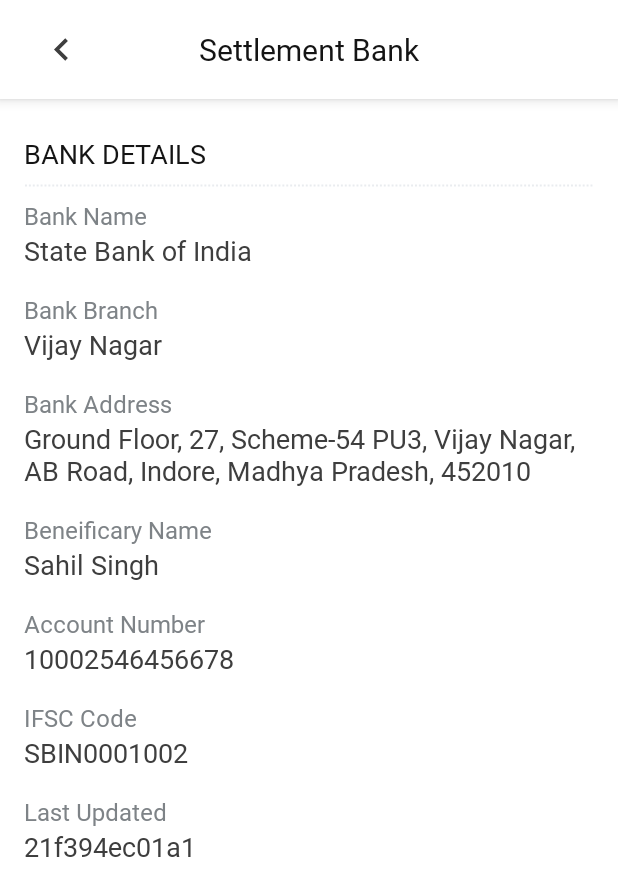
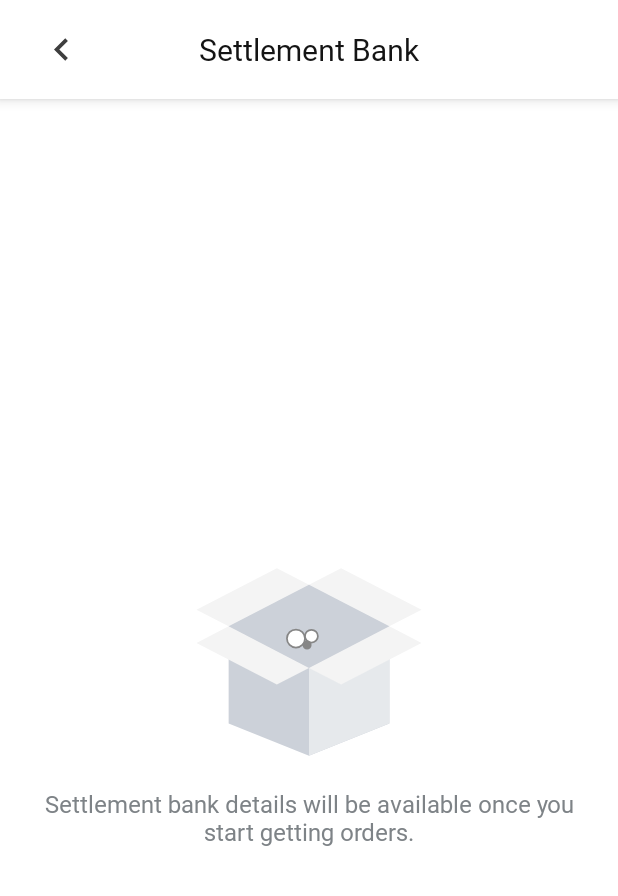
Before and after one commit to sahilsingh-dsc/FabloSellerv, an Android app: the BankActivity screen opened directly, with no data from a screen before it, on a phone screen of 412 x 824 dp. Shown: the top 896 px of the screen. Run offline under Robolectric (Android 15) with nearby library versions, the phone set to English and light mode, and no system bars.

Commit message:
auth fix, manage section changes

```diff
--- a/app/src/main/java/com/myfablo/seller/auth/OtpActivity.java
+++ b/app/src/main/java/com/myfablo/seller/auth/OtpActivity.java
@@ -67,7 +67,7 @@
                     if (response.body() != null) {
                         if (response.body().getSubCode() == Constant.SERVICE_RESPONSE_CODE_SUCCESS) {
                             AuthPref authPref = new AuthPref(context);
-                            authPref.setUser(response.body().getItems());
+                            authPref.setUser(response.body().getItems().getToken());
                             if (onboard) {
                                 gotoHomeScreen();
                             } else {
--- a/app/src/main/java/com/myfablo/seller/manage/ManageActivity.java
+++ b/app/src/main/java/com/myfablo/seller/manage/ManageActivity.java
@@ -20,6 +20,7 @@
 import com.myfablo.seller.manage.menu.MenuActivity;
 import com.myfablo.seller.manage.orders.NewOrderBottomSheet;
 import com.myfablo.seller.manage.outlet.OutletDetailsActivity;
+import com.myfablo.seller.manage.payout.PayoutActivity;
 import com.myfablo.seller.preference.AuthPref;
 import com.myfablo.seller.preference.OutletPref;
 import com.myfablo.seller.retrofit.RestClient;
@@ -63,6 +64,7 @@
         binding.lhMenu.setOnClickListener(this);
         binding.lhSellerKys.setOnClickListener(this);
         binding.lhDiscount.setOnClickListener(this);
+        binding.lhPayout.setOnClickListener(this);
         binding.switchOutletStatus.setOnCheckedChangeListener(this);
         getDefaultOutletData();
     }
@@ -125,6 +127,9 @@
         } else if (view == binding.lhDiscount) {
             Intent intent = new Intent(context, DiscountPromotionActivity.class);
             startActivity(intent);
+        } else if (view == binding.lhPayout) {
+            Intent intent = new Intent(context, PayoutActivity.class);
+            startActivity(intent);
         }
     }
 
--- /dev/null
+++ b/app/src/main/res/drawable/bg_splash.xml
@@ -0,0 +1,11 @@
+<?xml version="1.0" encoding="utf-8"?>
+<layer-list xmlns:android="http://schemas.android.com/apk/res/android"
+    android:opacity="opaque">
+
+    <item android:drawable="@color/white"/>
+
+    <item
+        android:drawable="@drawable/fablo_splash"
+        android:gravity="center"/>
+
+</layer-list>
--- /dev/null
+++ b/app/src/main/res/drawable/fablo_splash.xml
@@ -0,0 +1,182 @@
+<vector android:height="67dp" android:viewportHeight="100.5"
+    android:viewportWidth="300" android:width="200dp"
+    xmlns:aapt="http://schemas.android.com/aapt" xmlns:android="http://schemas.android.com/apk/res/android">
+    <group>
+        <clip-path android:pathData="M9,4.98L96,4.98L96,17L9,17ZM9,4.98"/>
+        <group>
+            <clip-path android:pathData="M95.13,12.77C94.32,15.18 92.04,16.66 89.63,16.66L15.49,16.66C11.46,16.66 8.65,12.63 9.99,8.88C10.79,6.59 12.94,4.98 15.49,4.98L89.77,4.98C93.65,4.98 96.47,9.01 95.13,12.77ZM95.13,12.77"/>
+            <path android:fillType="nonZero" android:pathData="M8.65,4.98L8.65,16.66L96.47,16.66L96.47,4.98ZM8.65,4.98">
+                <aapt:attr name="android:fillColor">
+                    <gradient android:endX="96.43" android:endY="16.96"
+                        android:startX="8.69" android:startY="4.7" android:type="linear">
+                        <item android:color="#FF0BAB64" android:offset="0"/>
+                        <item android:color="#FF0CAB65" android:offset="0.02"/>
+                        <item android:color="#FF0CAB65" android:offset="0.06"/>
+                        <item android:color="#FF0DAC65" android:offset="0.13"/>
+                        <item android:color="#FF0DAC66" android:offset="0.19"/>
+                        <item android:color="#FF0EAC67" android:offset="0.25"/>
+                        <item android:color="#FF0FAC67" android:offset="0.31"/>
+                        <item android:color="#FF0FAC68" android:offset="0.38"/>
+                        <item android:color="#FF10AC69" android:offset="0.44"/>
+                        <item android:color="#FF11AD69" android:offset="0.5"/>
+                        <item android:color="#FF12AD6A" android:offset="0.56"/>
+                        <item android:color="#FF12AD6B" android:offset="0.63"/>
+                        <item android:color="#FF13AD6B" android:offset="0.69"/>
+                        <item android:color="#FF14AD6C" android:offset="0.75"/>
+                        <item android:color="#FF15AD6D" android:offset="0.81"/>
+                        <item android:color="#FF15AE6D" android:offset="0.88"/>
+                        <item android:color="#FF16AE6E" android:offset="0.94"/>
+                        <item android:color="#FF17AE6F" android:offset="0.98"/>
+                        <item android:color="#FF17AE6F" android:offset="1"/>
+                    </gradient>
+                </aapt:attr>
+            </path>
+        </group>
+    </group>
+    <group>
+        <clip-path android:pathData="M26,28L88,28L88,75.16L26,75.16ZM26,28"/>
+        <group>
+            <clip-path android:pathData="M87.08,36.11C86.28,38.53 84,40 81.59,40L52.76,40C50.21,40 48.07,41.61 47.26,43.89L40.56,63.35L37.88,71.13C37.07,73.54 34.79,75.02 32.38,75.02C28.36,75.02 25.54,71 26.88,67.24L28.22,63.35L36.4,40L39.09,32.22C39.89,29.94 42.17,28.33 44.58,28.33L81.72,28.33C85.61,28.33 88.42,32.36 87.08,36.11ZM87.08,36.11"/>
+            <path android:fillType="nonZero" android:pathData="M25.54,28.33L25.54,75.02L88.42,75.02L88.42,28.33ZM25.54,28.33">
+                <aapt:attr name="android:fillColor">
+                    <gradient android:endX="91.01" android:endY="56.52"
+                        android:startX="22.94" android:startY="47.01" android:type="linear">
+                        <item android:color="#FF0EAC67" android:offset="0"/>
+                        <item android:color="#FF0EAC67" android:offset="0.06"/>
+                        <item android:color="#FF0FAC68" android:offset="0.09"/>
+                        <item android:color="#FF0FAC68" android:offset="0.13"/>
+                        <item android:color="#FF0FAC68" android:offset="0.19"/>
+                        <item android:color="#FF10AC69" android:offset="0.25"/>
+                        <item android:color="#FF11AD69" android:offset="0.31"/>
+                        <item android:color="#FF11AD6A" android:offset="0.38"/>
+                        <item android:color="#FF12AD6A" android:offset="0.44"/>
+                        <item android:color="#FF12AD6B" android:offset="0.5"/>
+                        <item android:color="#FF13AD6B" android:offset="0.56"/>
+                        <item android:color="#FF13AD6C" android:offset="0.63"/>
+                        <item android:color="#FF14AD6C" android:offset="0.69"/>
+                        <item android:color="#FF15AD6D" android:offset="0.75"/>
+                        <item android:color="#FF15AE6D" android:offset="0.81"/>
+                        <item android:color="#FF16AE6E" android:offset="0.88"/>
+                        <item android:color="#FF16AE6E" android:offset="0.91"/>
+                        <item android:color="#FF17AE6E" android:offset="0.94"/>
+                        <item android:color="#FF17AE6F" android:offset="1"/>
+                    </gradient>
+                </aapt:attr>
+            </path>
+        </group>
+    </group>
+    <group>
+        <clip-path android:pathData="M211,4.98L244,4.98L244,75.16L211,75.16ZM211,4.98"/>
+        <group>
+            <clip-path android:pathData="M238.05,4.98C242.07,4.98 244.89,9.01 243.55,12.77L242.21,16.66L238.18,28.33L225.98,63.35L223.3,71.13C222.5,73.41 220.22,75.02 217.8,75.02C213.78,75.02 210.97,71 212.31,67.24L213.65,63.35L221.83,40L225.85,28.33L229.87,16.66L232.55,8.88C233.36,6.59 235.5,4.98 238.05,4.98ZM238.05,4.98"/>
+            <path android:fillType="nonZero" android:pathData="M210.97,4.98L210.97,75.02L244.89,75.02L244.89,4.98ZM210.97,4.98">
+                <aapt:attr name="android:fillColor">
+                    <gradient android:endX="249.35" android:endY="43.06"
+                        android:startX="206.49" android:startY="37.07" android:type="linear">
+                        <item android:color="#FF26B27C" android:offset="0"/>
+                        <item android:color="#FF26B27C" android:offset="0.13"/>
+                        <item android:color="#FF27B27D" android:offset="0.22"/>
+                        <item android:color="#FF27B27D" android:offset="0.25"/>
+                        <item android:color="#FF27B27E" android:offset="0.38"/>
+                        <item android:color="#FF28B27E" android:offset="0.5"/>
+                        <item android:color="#FF29B37F" android:offset="0.63"/>
+                        <item android:color="#FF2AB37F" android:offset="0.75"/>
+                        <item android:color="#FF2AB380" android:offset="0.78"/>
+                        <item android:color="#FF2BB380" android:offset="0.88"/>
+                        <item android:color="#FF2BB381" android:offset="1"/>
+                    </gradient>
+                </aapt:attr>
+            </path>
+        </group>
+    </group>
+    <group>
+        <clip-path android:pathData="M95,28L150,28L150,75L95,75ZM95,28"/>
+        <group>
+            <clip-path android:pathData="M143.39,28.33C140.85,28.33 138.7,29.94 137.9,32.22L136.42,36.38C132.13,31.41 125.83,28.2 118.72,28.2C105.85,28.2 95.39,38.66 95.39,51.54C95.39,64.42 105.85,74.89 118.72,74.89C121.68,74.89 124.49,74.35 127.17,73.28C128.24,74.21 129.59,74.89 131.19,74.89C133.74,74.89 135.89,73.28 136.69,71L139.37,63.21L143.39,51.54L147.42,39.87L148.76,35.98C150.23,32.36 147.42,28.33 143.39,28.33ZM118.72,63.48C112.29,63.48 107.06,58.25 107.06,51.81C107.06,45.37 112.29,40.14 118.72,40.14C125.16,40.14 130.39,45.37 130.39,51.81C130.39,58.25 125.16,63.48 118.72,63.48ZM118.72,63.48"/>
+            <path android:fillType="nonZero" android:pathData="M95.39,28.2L95.39,74.89L150.23,74.89L150.23,28.2ZM95.39,28.2">
+                <aapt:attr name="android:fillColor">
+                    <gradient android:endX="153.02" android:endY="54.91"
+                        android:startX="92.84" android:startY="46.49" android:type="linear">
+                        <item android:color="#FF17AE6F" android:offset="0"/>
+                        <item android:color="#FF18AE6F" android:offset="0.11"/>
+                        <item android:color="#FF18AE70" android:offset="0.13"/>
+                        <item android:color="#FF19AE70" android:offset="0.25"/>
+                        <item android:color="#FF19AF71" android:offset="0.38"/>
+                        <item android:color="#FF1AAF72" android:offset="0.5"/>
+                        <item android:color="#FF1BAF73" android:offset="0.63"/>
+                        <item android:color="#FF1CAF73" android:offset="0.75"/>
+                        <item android:color="#FF1DB074" android:offset="0.88"/>
+                        <item android:color="#FF1EB075" android:offset="0.89"/>
+                        <item android:color="#FF1EB075" android:offset="1"/>
+                    </gradient>
+                </aapt:attr>
+            </path>
+        </group>
+    </group>
+    <group>
+        <clip-path android:pathData="M150,5L204,5L204,75.16L150,75.16ZM150,5"/>
+        <group>
+            <clip-path android:pathData="M180.53,28.46C179.06,28.46 177.58,28.6 176.11,28.86L176.24,28.46L180.27,16.79L181.61,12.9C182.95,9.14 180.13,5.12 176.11,5.12C173.56,5.12 171.41,6.73 170.61,9.01L163.91,28.46L159.89,40.14L151.71,63.48L150.37,67.37C149.02,71.13 151.84,75.16 155.86,75.16C158.41,75.16 160.55,73.54 161.36,71.26L162.84,67.11C167.13,72.07 173.43,75.29 180.53,75.29C193.4,75.29 203.86,64.82 203.86,51.94C204,38.93 193.54,28.46 180.53,28.46ZM180.53,63.48C174.1,63.48 168.87,58.25 168.87,51.81C168.87,45.37 174.1,40.14 180.53,40.14C186.97,40.14 192.2,45.37 192.2,51.81C192.2,58.25 186.97,63.48 180.53,63.48ZM180.53,63.48"/>
+            <path android:fillType="nonZero" android:pathData="M149.02,5.12L149.02,75.16L204,75.16L204,5.12ZM149.02,5.12">
+                <aapt:attr name="android:fillColor">
+                    <gradient android:endX="208.07" android:endY="45.93"
+                        android:startX="144.57" android:startY="37.05" android:type="linear">
+                        <item android:color="#FF1EB075" android:offset="0"/>
+                        <item android:color="#FF1FB076" android:offset="0.13"/>
+                        <item android:color="#FF20B077" android:offset="0.15"/>
+                        <item android:color="#FF20B077" android:offset="0.25"/>
+                        <item android:color="#FF21B178" android:offset="0.38"/>
+                        <item android:color="#FF22B178" android:offset="0.5"/>
+                        <item android:color="#FF23B179" android:offset="0.63"/>
+                        <item android:color="#FF24B17A" android:offset="0.75"/>
+                        <item android:color="#FF25B17B" android:offset="0.85"/>
+                        <item android:color="#FF25B27B" android:offset="0.88"/>
+                        <item android:color="#FF25B27C" android:offset="1"/>
+                    </gradient>
+                </aapt:attr>
+            </path>
+        </group>
+    </group>
+    <group>
+        <clip-path android:pathData="M243,28L291,28L291,75.16L243,75.16ZM243,28"/>
+        <group>
+            <clip-path android:pathData="M267.14,28.33C254.27,28.33 243.82,38.79 243.82,51.68C243.82,64.55 254.27,75.02 267.14,75.02C280.02,75.02 290.47,64.55 290.47,51.68C290.47,38.79 280.02,28.33 267.14,28.33ZM267.14,63.48C260.71,63.48 255.48,58.25 255.48,51.81C255.48,45.37 260.71,40.14 267.14,40.14C273.58,40.14 278.81,45.37 278.81,51.81C278.81,58.25 273.58,63.48 267.14,63.48ZM267.14,63.48"/>
+            <path android:fillType="nonZero" android:pathData="M243.82,28.33L243.82,75.02L290.47,75.02L290.47,28.33ZM243.82,28.33">
+                <aapt:attr name="android:fillColor">
+                    <gradient android:endX="293.21" android:endY="55.4"
+                        android:startX="241.05" android:startY="48.11" android:type="linear">
+                        <item android:color="#FF2AB380" android:offset="0"/>
+                        <item android:color="#FF2BB381" android:offset="0.12"/>
+                        <item android:color="#FF2BB381" android:offset="0.13"/>
+                        <item android:color="#FF2CB381" android:offset="0.25"/>
+                        <item android:color="#FF2CB382" android:offset="0.38"/>
+                        <item android:color="#FF2DB483" android:offset="0.5"/>
+                        <item android:color="#FF2EB484" android:offset="0.63"/>
+                        <item android:color="#FF2FB484" android:offset="0.75"/>
+                        <item android:color="#FF30B485" android:offset="0.88"/>
+                        <item android:color="#FF31B586" android:offset="0.88"/>
+                        <item android:color="#FF31B586" android:offset="1"/>
+                    </gradient>
+                </aapt:attr>
+            </path>
+        </group>
+    </group>
+    <path android:fillColor="#000000" android:pathData="M103.36,94.74L103.77,94.74L105.9,89.51L108.04,94.69L108.46,94.69L113.23,82.82L110.6,82.82L108.25,88.78L105.96,82.93L105.84,82.93L103.56,88.78L101.21,82.82L98.58,82.82ZM103.36,94.74"/>
+    <path android:fillColor="#000000" android:pathData="M120.69,94.49L120.69,92.16L116.98,92.16L116.98,89.82L120.05,89.82L120.05,87.49L116.98,87.49L116.98,85.15L120.49,85.15L120.49,82.82L114.65,82.82L114.65,94.49ZM120.69,94.49"/>
+    <path android:fillColor="#000000" android:pathData="M131,82.82L127.51,82.82L127.51,94.49L131,94.49C138.77,94.49 138.77,82.82 131,82.82ZM131,85.15C135.53,85.15 135.53,92.16 131,92.16L129.85,92.16L129.85,85.15ZM131,85.15"/>
+    <path android:fillColor="#000000" android:pathData="M144.63,94.66C152.66,94.66 152.66,82.62 144.63,82.62C136.6,82.62 136.6,94.66 144.63,94.66ZM144.63,92.24C139.96,92.24 139.96,85.02 144.63,85.02C149.3,85.02 149.3,92.24 144.63,92.24ZM144.63,92.24"/>
+    <path android:fillColor="#000000" android:pathData="M161.06,94.74L161.47,94.74L163.59,89.51L165.73,94.69L166.15,94.69L170.92,82.82L168.29,82.82L165.94,88.78L163.66,82.93L163.54,82.93L161.25,88.78L158.9,82.82L156.27,82.82ZM161.06,94.74"/>
+    <path android:fillColor="#000000" android:pathData="M180.51,94.49L180.51,82.82L178.17,82.82L178.17,87.49L174.68,87.49L174.68,82.82L172.34,82.82L172.34,94.49L174.68,94.49L174.68,89.82L178.17,89.82L178.17,94.49ZM180.51,94.49"/>
+    <path android:fillColor="#000000" android:pathData="M182.09,94.49L184.74,94.49L185.19,93.23L189.07,93.23L189.54,94.49L192.17,94.49L187.25,82.39L187.01,82.39ZM186.05,91.05L187.14,88.01L188.2,91.05ZM186.05,91.05"/>
+    <path android:fillColor="#000000" android:pathData="M198.07,94.49L198.07,85.15L200.97,85.15L200.97,82.83L192.82,82.83L192.82,85.15L195.73,85.15L195.73,94.49ZM198.07,94.49"/>
+    <path android:fillColor="#000000" android:pathData="M202.01,82.83L202.01,86.42L203.89,86.42L204.14,82.83ZM202.01,82.83"/>
+    <path android:fillColor="#000000" android:pathData="M205.46,93.74C207.05,94.56 208.5,94.64 209.15,94.59C211.34,94.48 212.68,92.99 212.68,91.05C212.68,89.18 211.11,88.14 209.3,87.47C208.63,87.24 208.06,86.95 207.99,86.29C207.94,85.64 208.32,85.03 209.15,84.99C209.51,84.97 210.24,84.96 211.54,85.48L211.83,83.22C210.33,82.7 209.53,82.7 208.92,82.73C206.98,82.83 205.62,84.33 205.62,86.29C205.62,88.25 207.26,89.18 209.09,89.85C209.74,90.08 210.24,90.38 210.3,91.05C210.36,91.68 209.77,92.17 209.09,92.22C208.55,92.27 207.1,92.24 205.76,91.29ZM205.46,93.74"/>
+    <path android:fillColor="#000000" android:pathData="M221.61,94.49L221.61,90.03L223.86,90.03C228.39,90.03 228.4,82.83 223.86,82.83L219.27,82.83L219.27,94.49ZM221.61,87.76L221.61,85.15L223.67,85.15C225.24,85.15 225.24,87.76 223.67,87.76ZM221.61,87.76"/>
+    <path android:fillColor="#000000" android:pathData="M234.74,94.66C242.77,94.66 242.77,82.62 234.74,82.62C226.71,82.62 226.71,94.66 234.74,94.66ZM234.74,92.24C230.07,92.24 230.07,85.02 234.74,85.02C239.41,85.02 239.41,92.24 234.74,92.24ZM234.74,92.24"/>
+    <path android:fillColor="#000000" android:pathData="M242.41,93.74C244,94.56 245.45,94.64 246.11,94.59C248.29,94.48 249.63,92.99 249.63,91.05C249.63,89.18 248.07,88.14 246.25,87.47C245.59,87.24 245.01,86.95 244.95,86.29C244.9,85.64 245.27,85.03 246.11,84.99C246.47,84.97 247.2,84.96 248.49,85.48L248.79,83.22C247.28,82.7 246.48,82.7 245.88,82.73C243.93,82.83 242.58,84.33 242.58,86.29C242.58,88.25 244.21,89.18 246.04,89.85C246.7,90.08 247.2,90.38 247.25,91.05C247.32,91.68 246.73,92.17 246.04,92.22C245.5,92.27 244.05,92.24 242.71,91.29ZM242.41,93.74"/>
+    <path android:fillColor="#000000" android:pathData="M251.05,93.74C252.64,94.56 254.09,94.64 254.74,94.59C256.93,94.48 258.27,92.99 258.27,91.05C258.27,89.18 256.71,88.14 254.89,87.47C254.23,87.24 253.65,86.95 253.58,86.29C253.54,85.64 253.91,85.03 254.74,84.99C255.1,84.97 255.84,84.96 257.13,85.48L257.42,83.22C255.92,82.7 255.12,82.7 254.52,82.73C252.57,82.83 251.22,84.33 251.22,86.29C251.22,88.25 252.85,89.18 254.68,89.85C255.33,90.08 255.84,90.38 255.89,91.05C255.96,91.68 255.37,92.17 254.68,92.22C254.14,92.27 252.69,92.24 251.35,91.29ZM251.05,93.74"/>
+    <path android:fillColor="#000000" android:pathData="M262.57,94.49L262.57,82.82L260.23,82.82L260.23,94.49ZM262.57,94.49"/>
+    <path android:fillColor="#000000" android:pathData="M265.2,94.49L269.82,94.49C271.71,94.49 273.27,92.94 273.27,90.98C273.27,90.07 272.82,89.17 272.05,88.64C272.79,88.14 273.1,87.23 273.13,86.34C273.18,84.28 271.89,82.8 269.82,82.8L265.2,82.8ZM267.55,85.14L269.62,85.14C270.29,85.14 270.7,85.66 270.7,86.31C270.7,86.95 270.29,87.49 269.62,87.49L267.55,87.49ZM267.55,89.82L269.62,89.82C270.29,89.82 270.8,90.33 270.8,90.98C270.8,91.63 270.29,92.16 269.62,92.16L267.55,92.16ZM267.55,89.82"/>
+    <path android:fillColor="#000000" android:pathData="M275.34,82.82L275.34,94.49L281.38,94.49L281.38,92.16L277.67,92.16L277.67,82.82ZM275.34,82.82"/>
+    <path android:fillColor="#000000" android:pathData="M289.43,94.49L289.43,92.16L285.72,92.16L285.72,89.82L288.79,89.82L288.79,87.49L285.72,87.49L285.72,85.15L289.23,85.15L289.23,82.82L283.39,82.82L283.39,94.49ZM289.43,94.49"/>
+</vector>
--- a/app/src/main/res/layout/activity_bank.xml
+++ b/app/src/main/res/layout/activity_bank.xml
@@ -51,9 +51,44 @@
 
     </com.google.android.material.card.MaterialCardView>
 
+    <FrameLayout
+        android:layout_width="match_parent"
+        android:layout_height="match_parent">
+
+        <LinearLayout
+            android:id="@+id/lvNoData"
+            android:layout_width="match_parent"
+            android:layout_height="wrap_content"
+            android:gravity="center"
+            android:layout_gravity="center"
+            android:visibility="visible"
+            android:orientation="vertical">
+
+            <com.airbnb.lottie.LottieAnimationView
+                android:id="@+id/lottieNoData"
+                android:layout_width="200dp"
+                android:layout_height="200dp"
+                app:lottie_loop="true"
+                app:lottie_rawRes="@raw/lottie_no_data"/>
+
+            <TextView
+                android:id="@+id/tvNoData"
+                android:layout_width="match_parent"
+                android:layout_height="wrap_content"
+                android:layout_marginStart="24dp"
+                android:layout_marginEnd="24dp"
+                android:gravity="center"
+                android:fontFamily="@font/google_sans_regular"
+                android:textColor="@color/color_text_description"
+                android:text="Settlement bank details will be available once you start getting orders."
+                android:textSize="16sp"/>
+
+        </LinearLayout>
+
         <ScrollView
             android:layout_width="match_parent"
             android:layout_height="match_parent"
+            android:visibility="gone"
             android:scrollbars="none">
 
             <LinearLayout
@@ -78,7 +113,6 @@
                     android:layout_marginStart="16dp"
                     android:layout_marginEnd="16dp"
                     android:background="@drawable/line_dashed"/>
-
 
                 <LinearLayout
                     android:layout_width="match_parent"
@@ -290,9 +324,11 @@
 
                 </LinearLayout>
 
-
             </LinearLayout>
 
         </ScrollView>
 
+
+    </FrameLayout>
+
 </LinearLayout>
--- a/app/src/main/res/layout/activity_manage.xml
+++ b/app/src/main/res/layout/activity_manage.xml
@@ -353,6 +353,7 @@
                 android:background="@drawable/line_dashed"/>
 
             <LinearLayout
+                android:id="@+id/lhPayout"
                 android:layout_width="match_parent"
                 android:layout_height="wrap_content"
                 android:gravity="center"
@@ -373,7 +374,7 @@
                     android:layout_marginStart="16dp"
                     android:layout_marginEnd="16dp"
                     android:textSize="16sp"
-                    android:text="Payouts"
+                    android:text="Payouts Statement"
                     android:fontFamily="@font/google_sans_medium"
                     android:textColor="@color/color_text_sub_head"/>
 
@@ -437,6 +438,7 @@
                 android:gravity="center"
                 android:paddingTop="10dp"
                 android:paddingBottom="10dp"
+                android:visibility="gone"
                 android:orientation="horizontal">
 
                 <ImageView
@@ -468,6 +470,7 @@
             <View
                 android:layout_width="match_parent"
                 android:layout_height="2dp"
+                android:visibility="gone"
                 android:background="@drawable/line_dashed"/>
 
             <LinearLayout
--- a/app/src/main/res/layout/activity_menu.xml
+++ b/app/src/main/res/layout/activity_menu.xml
@@ -133,6 +133,7 @@
             android:layout_marginEnd="16dp"
             android:layout_marginBottom="16dp"
             app:cardBackgroundColor="@color/color_primary"
+            android:visibility="gone"
             app:shapeAppearance="@style/circle">
 
             <ImageView
--- a/app/src/main/res/layout/list_item_menu_category.xml
+++ b/app/src/main/res/layout/list_item_menu_category.xml
@@ -34,7 +34,7 @@
             android:layout_marginBottom="16dp"
             android:textSize="20sp"
             android:layout_marginStart="16dp"
-            android:layout_marginEnd="8dp"
+            android:layout_marginEnd="16dp"
             android:textColor="@color/color_text_head"
             android:fontFamily="@font/google_sans_medium"
             android:text="Category"/>
@@ -47,6 +47,7 @@
             android:layout_marginEnd="16dp"
             android:fontFamily="@font/google_sans_bold"
             android:textSize="18sp"
+            android:visibility="gone"
             android:textColor="@color/color_primary"/>
 
     </LinearLayout>
--- a/app/src/main/res/layout/list_item_menu_subcategory.xml
+++ b/app/src/main/res/layout/list_item_menu_subcategory.xml
@@ -28,7 +28,7 @@
             android:layout_marginBottom="16dp"
             android:textSize="18sp"
             android:layout_marginStart="16dp"
-            android:layout_marginEnd="8dp"
+            android:layout_marginEnd="16dp"
             android:textColor="@color/color_text_title"
             android:fontFamily="@font/google_sans_medium"
             android:text="Sub Category"/>
@@ -41,6 +41,7 @@
             android:layout_marginEnd="16dp"
             android:fontFamily="@font/google_sans_bold"
             android:textSize="18sp"
+            android:visibility="gone"
             android:textColor="@color/color_primary"/>
 
     </LinearLayout>
--- a/app/src/main/res/values/themes.xml
+++ b/app/src/main/res/values/themes.xml
@@ -60,4 +60,10 @@
         <item name="android:windowSoftInputMode">adjustResize</item>
     </style>
 
+    <style name="Theme.Splash" parent="Theme.MaterialComponents.Light.NoActionBar">
+        <item name="android:windowLightStatusBar">true</item>
+        <item name="android:statusBarColor" tools:targetApi="l">@android:color/transparent</item>
+        <item name="android:windowBackground">@drawable/bg_splash</item>
+    </style>
+
 </resources>
```
Also changed, not shown: app/src/main/AndroidManifest.xml (+17 -2 lines), app/src/main/java/com/myfablo/seller/auth/LaunchActivity.java (added, +73 -0 lines), app/src/main/java/com/myfablo/seller/auth/model/VerifyOtpResponse.java (+4 -4 lines), app/src/main/java/com/myfablo/seller/auth/model/VerifyOtpResponseItems.java (added, +60 -0 lines), app/src/main/java/com/myfablo/seller/manage/payout/PayoutActivity.java (added, +36 -0 lines), app/src/main/res/layout/activity_launch.xml (added, +9 -0 lines), app/src/main/res/layout/activity_payout.xml (added, +90 -0 lines), app/src/main/res/drawable/we_do.gif (added). Lines whose indentation alone changed are shown as unchanged.
